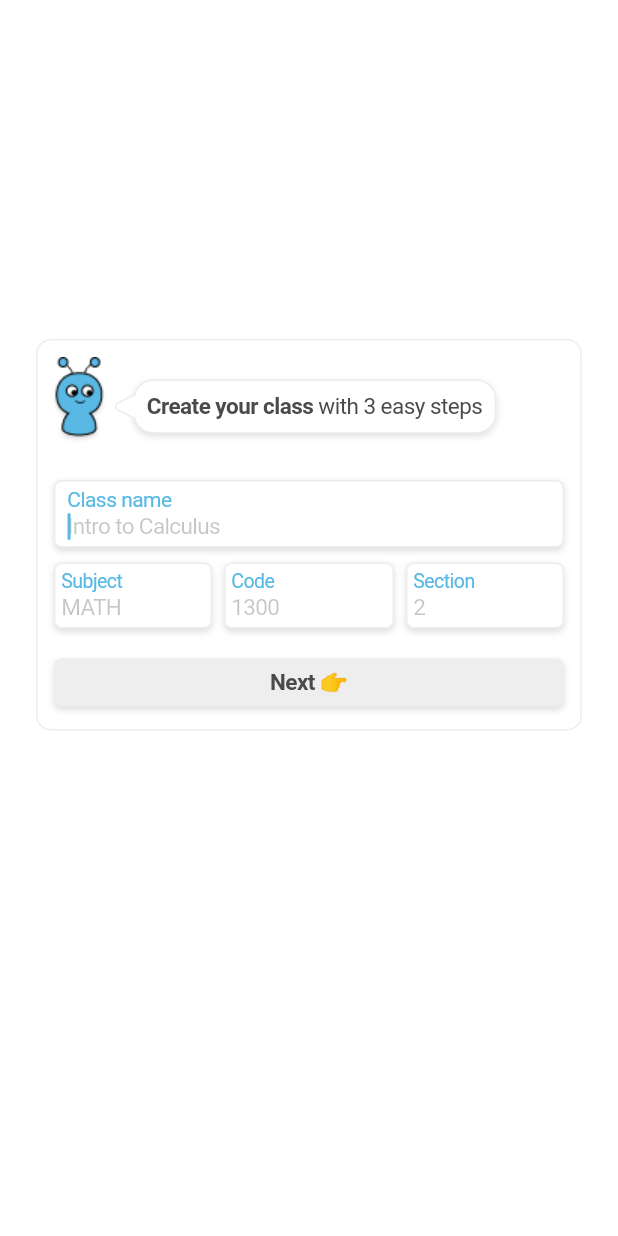
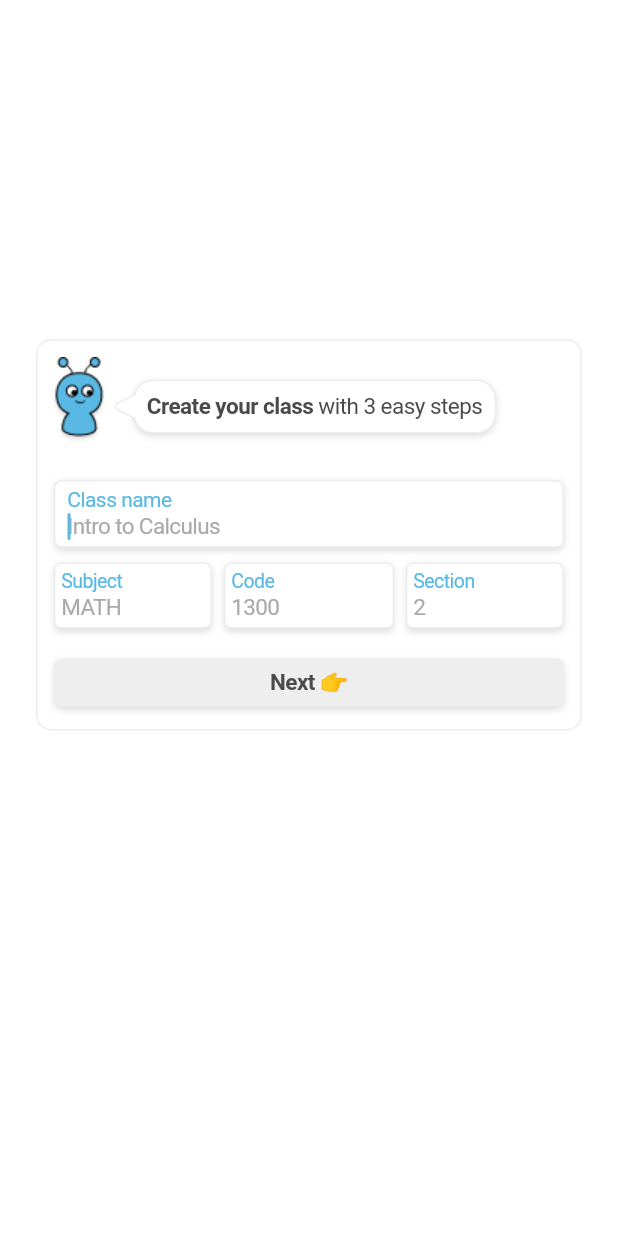
Before and after one commit to bruce-brookshire/skoller_mobile, a Flutter app: the CreateClassModal screen opened directly with empty values, on a phone screen of 412 x 824 dp. Run offline on Flutter 3.47's test engine with Material 2 defaults, Android fonts, the phone set to English and light mode, and no system bars; our stand-ins replace auto_size_text, firebase_analytics, firebase_messaging, flutter_slidable, package_info, share and 2 more; missing offline and left inert: app_review, dart_notification_center, dropdown_banner, flutter_apns, time_machine; accounts and stored records are empty; network calls fail.

Commit message:
updated placeholder style for darkmode iphones

```diff
--- a/lib/requests/requests_core.dart
+++ b/lib/requests/requests_core.dart
@@ -31,8 +31,8 @@ part 'mod.dart';
 part 'jobs.dart';
 part 'auth.dart';
 
-const bool isProd = false;
-const bool isLocal = true;
+const bool isProd = true;
+const bool isLocal = false;
 
 class RequestResponse<T> {
   int status;
--- a/lib/screens/main_app/classes/assignment_info_view.dart
+++ b/lib/screens/main_app/classes/assignment_info_view.dart
@@ -1072,6 +1072,7 @@ class _GradeSelectionState extends State<_GradeSelection> {
                 margin: EdgeInsets.symmetric(horizontal: 12),
                 child: CupertinoTextField(
                   placeholder: '100',
+                  placeholderStyle: TextStyle(color: SKColors.light_gray, fontSize: 15, fontWeight: FontWeight.normal),
                   keyboardType: TextInputType.number,
                   onChanged: (newStr) => results.numerator = newStr,
                   textAlign: TextAlign.center,
@@ -1095,6 +1096,7 @@ class _GradeSelectionState extends State<_GradeSelection> {
                 margin: EdgeInsets.symmetric(horizontal: 12),
                 child: CupertinoTextField(
                   placeholder: '100',
+                  placeholderStyle: TextStyle(color: SKColors.light_gray, fontSize: 15, fontWeight: FontWeight.normal),
                   onChanged: (newStr) => results.denominator = newStr,
                   keyboardType: TextInputType.number,
                   textAlign: TextAlign.center,
--- a/lib/screens/main_app/classes/modals/assignment_edit_modal.dart
+++ b/lib/screens/main_app/classes/modals/assignment_edit_modal.dart
@@ -269,6 +269,10 @@ class _AssignmentEditModalState extends State<AssignmentEditModal> {
                           placeholder: 'Assignment name',
                           style: TextStyle(
                               fontSize: 15, color: SKColors.dark_gray),
+                          placeholderStyle: TextStyle(
+                              color: SKColors.light_gray,
+                              fontSize: 15,
+                              fontWeight: FontWeight.normal),
                           decoration: BoxDecoration(border: null),
                           textCapitalization: TextCapitalization.words,
                           controller: nameController,
--- a/lib/screens/main_app/classes/modals/assignment_notes_modal.dart
+++ b/lib/screens/main_app/classes/modals/assignment_notes_modal.dart
@@ -124,6 +124,10 @@ class _AssignmentNotesModal extends State<AssignmentNotesModal> {
                       color: SKColors.dark_gray,
                       fontSize: 15,
                       fontWeight: FontWeight.normal),
+                  placeholderStyle: TextStyle(
+                      color: SKColors.light_gray,
+                      fontSize: 15,
+                      fontWeight: FontWeight.normal),
                 ),
               ),
             ),
--- a/lib/screens/main_app/classes/weight_extraction_view.dart
+++ b/lib/screens/main_app/classes/weight_extraction_view.dart
@@ -386,6 +386,10 @@ class _SubviewTwoState extends State<_SubviewTwo> {
                       keyboardType: TextInputType.number,
                       onChanged: updatePointsVal,
                       placeholder: 'e.g. 50',
+                      placeholderStyle: TextStyle(
+                          color: SKColors.light_gray,
+                          fontSize: 15,
+                          fontWeight: FontWeight.normal),
                       textAlign: TextAlign.center,
                       decoration: BoxDecoration(
                         border: Border.all(color: SKColors.border_gray),
--- a/lib/screens/main_app/menu/create_class_modal.dart
+++ b/lib/screens/main_app/menu/create_class_modal.dart
@@ -276,6 +276,10 @@ class _CreateClassScreenOneState extends State<_CreateClassScreenOne> {
                         placeholder: 'Intro to Calculus',
                         style:
                             TextStyle(fontSize: 15, color: SKColors.dark_gray),
+                        placeholderStyle: TextStyle(
+                            color: SKColors.light_gray,
+                            fontSize: 15,
+                            fontWeight: FontWeight.normal),
                         decoration: BoxDecoration(border: null),
                         controller: parent.classNameController,
                         textCapitalization: TextCapitalization.words,
@@ -322,6 +326,10 @@ class _CreateClassScreenOneState extends State<_CreateClassScreenOne> {
                               placeholder: 'MATH',
                               style: TextStyle(
                                   fontSize: 15, color: SKColors.dark_gray),
+                              placeholderStyle: TextStyle(
+                                  color: SKColors.light_gray,
+                                  fontSize: 15,
+                                  fontWeight: FontWeight.normal),
                               decoration: BoxDecoration(border: null),
                               textCapitalization: TextCapitalization.characters,
                               controller: parent.subjectController,
@@ -365,6 +373,10 @@ class _CreateClassScreenOneState extends State<_CreateClassScreenOne> {
                               placeholder: '1300',
                               style: TextStyle(
                                   fontSize: 15, color: SKColors.dark_gray),
+                              placeholderStyle: TextStyle(
+                                  color: SKColors.light_gray,
+                                  fontSize: 15,
+                                  fontWeight: FontWeight.normal),
                               decoration: BoxDecoration(border: null),
                               controller: parent.codeController,
                               onChanged: checkValid,
@@ -406,6 +418,10 @@ class _CreateClassScreenOneState extends State<_CreateClassScreenOne> {
                               placeholder: '2',
                               style: TextStyle(
                                   fontSize: 15, color: SKColors.dark_gray),
+                              placeholderStyle: TextStyle(
+                                  color: SKColors.light_gray,
+                                  fontSize: 15,
+                                  fontWeight: FontWeight.normal),
                               decoration: BoxDecoration(border: null),
                               controller: parent.sectionController,
                               keyboardType: TextInputType.text,
```
Also changed, not shown: lib/screens/main_app/classes/class_change_request_view.dart (+7 -0 lines), lib/screens/main_app/classes/professor_change_request_view.dart (+28 -2 lines), lib/screens/main_app/menu/create_school_modal.dart (+8 -0 lines), lib/screens/main_app/menu/edit_profile_view.dart (+4 -4 lines), 2 other files.
